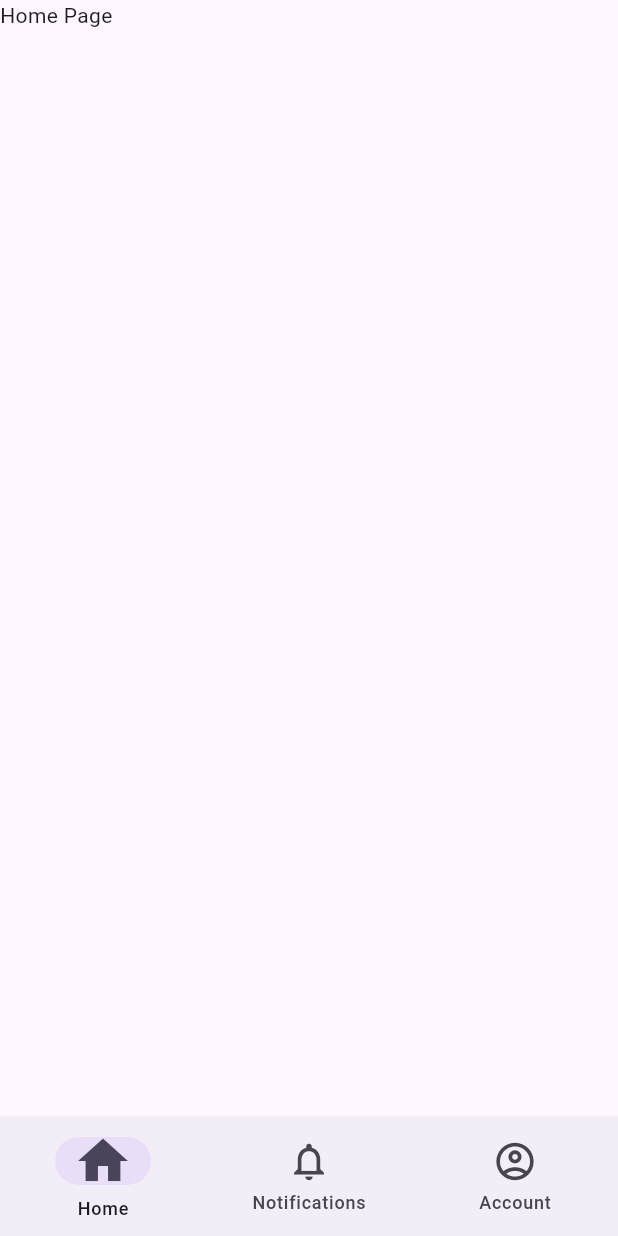
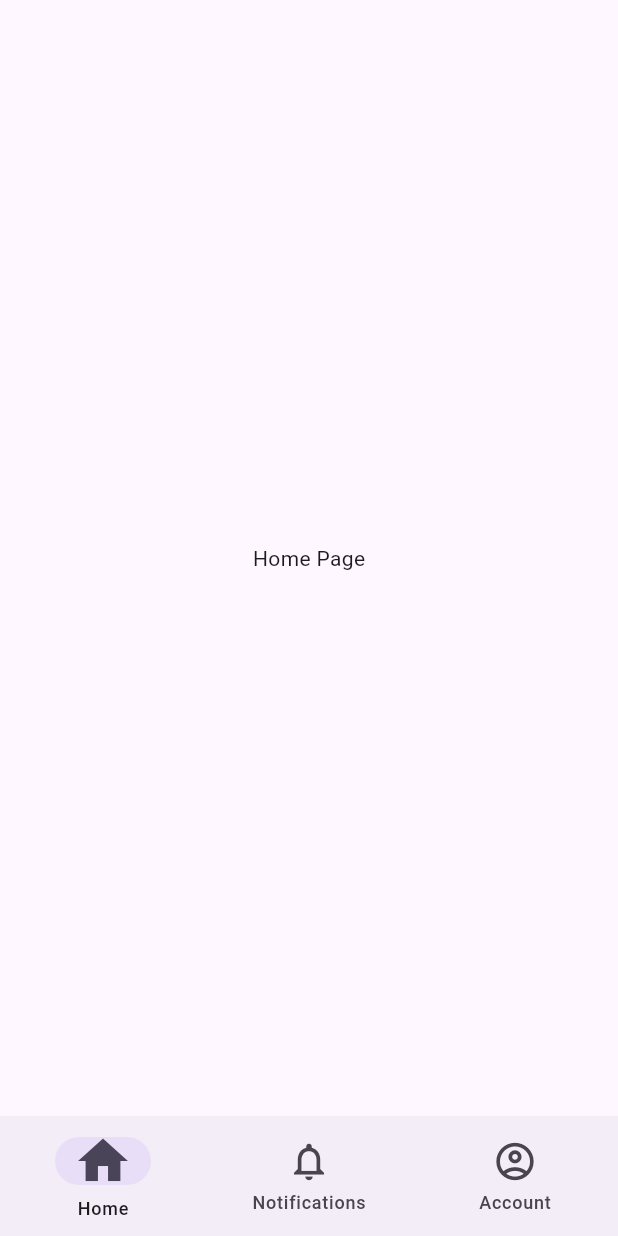
Before and after one commit to aayushman950/Air-Quality-Monitoring-System, a Flutter app: the screen it shows after launch, on a phone screen of 412 x 824 dp. Run offline on Flutter 3.47's test engine with Material 3 defaults, Android fonts, the light colour scheme and no system bars.

Commit message:
wrapped with SafeArea and centered the text

```diff
--- a/aqms/lib/pages/account_page.dart
+++ b/aqms/lib/pages/account_page.dart
@@ -5,8 +5,10 @@ class AccountPage extends StatelessWidget {
 
   @override
   Widget build(BuildContext context) {
-    return Scaffold(
-      body: Text("Account Page"),
+    return SafeArea(
+      child: Scaffold(
+        body: Center(child: Text("Account Page")),
+      ),
     );
   }
 }
--- a/aqms/lib/pages/home_page.dart
+++ b/aqms/lib/pages/home_page.dart
@@ -5,8 +5,10 @@ class HomePage extends StatelessWidget {
 
   @override
   Widget build(BuildContext context) {
-    return Scaffold(
-      body: Text("Home Page"),
+    return SafeArea(
+      child: Scaffold(
+        body: Center(child: Text("Home Page")),
+      ),
     );
   }
 }
--- a/aqms/lib/pages/notifications_page.dart
+++ b/aqms/lib/pages/notifications_page.dart
@@ -5,8 +5,10 @@ class NotificationsPage extends StatelessWidget {
 
   @override
   Widget build(BuildContext context) {
-    return Scaffold(
-      body: Text("Notifications Page"),
+    return SafeArea(
+      child: Scaffold(
+        body: Center(child: Text("Notifications Page")),
+      ),
     );
   }
 }
```
